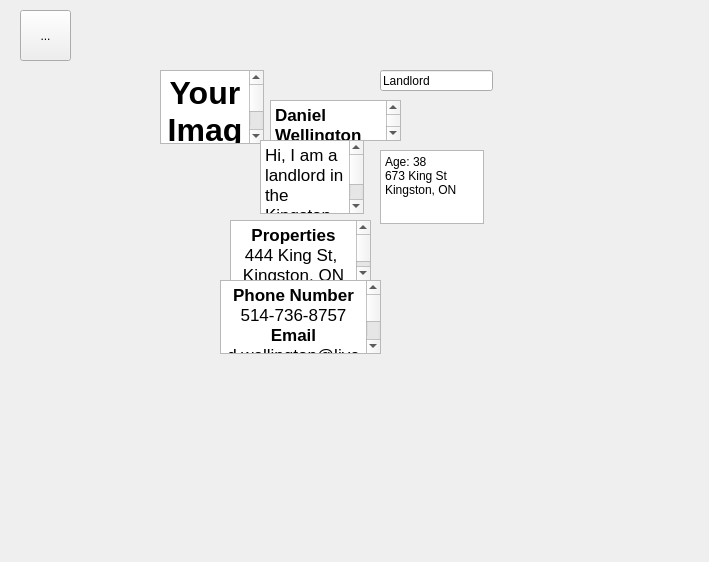
greg-maceachern12/MicroManage, file King_Project/profile.ui: the form before one commit.
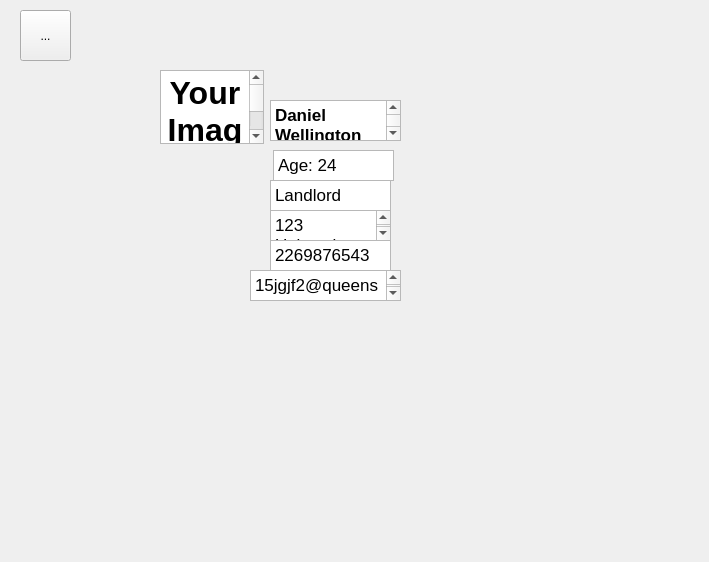
The form after the commit.

```diff
--- a/King_Project/profile.ui
+++ b/King_Project/profile.ui
@@ -13,58 +13,6 @@
   <property name="windowTitle">
    <string>Form</string>
   </property>
-  <widget class="QLineEdit" name="lineEdit">
-   <property name="geometry">
-    <rect>
-     <x>380</x>
-     <y>70</y>
-     <width>113</width>
-     <height>21</height>
-    </rect>
-   </property>
-   <property name="text">
-    <string>Landlord</string>
-   </property>
-  </widget>
-  <widget class="QPlainTextEdit" name="plainTextEdit_2">
-   <property name="geometry">
-    <rect>
-     <x>380</x>
-     <y>150</y>
-     <width>104</width>
-     <height>74</height>
-    </rect>
-   </property>
-   <property name="plainText">
-    <string>Age: 38
-673 King St
-Kingston, ON</string>
-   </property>
-  </widget>
-  <widget class="QTextEdit" name="textEdit_3">
-   <property name="geometry">
-    <rect>
-     <x>220</x>
-     <y>280</y>
-     <width>161</width>
-     <height>74</height>
-    </rect>
-   </property>
-   <property name="autoFillBackground">
-    <bool>false</bool>
-   </property>
-   <property name="html">
-    <string>&lt;!DOCTYPE HTML PUBLIC &quot;-//W3C//DTD HTML 4.0//EN&quot; &quot;http://www.w3.org/TR/REC-html40/strict.dtd&quot;&gt;
-&lt;html&gt;&lt;head&gt;&lt;meta name=&quot;qrichtext&quot; content=&quot;1&quot; /&gt;&lt;style type=&quot;text/css&quot;&gt;
-p, li { white-space: pre-wrap; }
-&lt;/style&gt;&lt;/head&gt;&lt;body style=&quot; font-family:'.SF NS Text'; font-size:13pt; font-weight:400; font-style:normal;&quot;&gt;
-&lt;p align=&quot;center&quot; style=&quot; margin-top:0px; margin-bottom:0px; margin-left:0px; margin-right:0px; -qt-block-indent:0; text-indent:0px;&quot;&gt;&lt;span style=&quot; font-weight:600;&quot;&gt;Phone Number&lt;/span&gt;&lt;/p&gt;
-&lt;p align=&quot;center&quot; style=&quot; margin-top:0px; margin-bottom:0px; margin-left:0px; margin-right:0px; -qt-block-indent:0; text-indent:0px;&quot;&gt;514-736-8757&lt;/p&gt;
-&lt;p align=&quot;center&quot; style=&quot; margin-top:0px; margin-bottom:0px; margin-left:0px; margin-right:0px; -qt-block-indent:0; text-indent:0px;&quot;&gt;&lt;span style=&quot; font-weight:600;&quot;&gt;Email&lt;/span&gt;&lt;/p&gt;
-&lt;p align=&quot;center&quot; style=&quot; margin-top:0px; margin-bottom:0px; margin-left:0px; margin-right:0px; -qt-block-indent:0; text-indent:0px;&quot;&gt;d.wellington@live.com&lt;/p&gt;
-&lt;p style=&quot;-qt-paragraph-type:empty; margin-top:0px; margin-bottom:0px; margin-left:0px; margin-right:0px; -qt-block-indent:0; text-indent:0px; font-weight:600;&quot;&gt;&lt;br /&gt;&lt;/p&gt;&lt;/body&gt;&lt;/html&gt;</string>
-   </property>
-  </widget>
   <widget class="QTextEdit" name="textEdit_4">
    <property name="geometry">
     <rect>
@@ -82,26 +30,7 @@
 &lt;p align=&quot;center&quot; style=&quot; margin-top:0px; margin-bottom:0px; margin-left:0px; margin-right:0px; -qt-block-indent:0; text-indent:0px;&quot;&gt;&lt;span style=&quot; font-size:24pt; font-weight:600;&quot;&gt;Your Image&lt;/span&gt;&lt;/p&gt;&lt;/body&gt;&lt;/html&gt;</string>
    </property>
   </widget>
-  <widget class="QTextEdit" name="textEdit_5">
-   <property name="geometry">
-    <rect>
-     <x>230</x>
-     <y>220</y>
-     <width>141</width>
-     <height>61</height>
-    </rect>
-   </property>
-   <property name="html">
-    <string>&lt;!DOCTYPE HTML PUBLIC &quot;-//W3C//DTD HTML 4.0//EN&quot; &quot;http://www.w3.org/TR/REC-html40/strict.dtd&quot;&gt;
-&lt;html&gt;&lt;head&gt;&lt;meta name=&quot;qrichtext&quot; content=&quot;1&quot; /&gt;&lt;style type=&quot;text/css&quot;&gt;
-p, li { white-space: pre-wrap; }
-&lt;/style&gt;&lt;/head&gt;&lt;body style=&quot; font-family:'.SF NS Text'; font-size:13pt; font-weight:400; font-style:normal;&quot;&gt;
-&lt;p align=&quot;center&quot; style=&quot; margin-top:0px; margin-bottom:0px; margin-left:0px; margin-right:0px; -qt-block-indent:0; text-indent:0px;&quot;&gt;&lt;span style=&quot; font-weight:600;&quot;&gt;Properties&lt;/span&gt;&lt;/p&gt;
-&lt;p align=&quot;center&quot; style=&quot; margin-top:0px; margin-bottom:0px; margin-left:0px; margin-right:0px; -qt-block-indent:0; text-indent:0px;&quot;&gt;444 King St, &lt;/p&gt;
-&lt;p align=&quot;center&quot; style=&quot; margin-top:0px; margin-bottom:0px; margin-left:0px; margin-right:0px; -qt-block-indent:0; text-indent:0px;&quot;&gt;Kingston, ON&lt;/p&gt;&lt;/body&gt;&lt;/html&gt;</string>
-   </property>
-  </widget>
-  <widget class="QTextEdit" name="textEdit">
+  <widget class="QTextEdit" name="txtName">
    <property name="geometry">
     <rect>
      <x>270</x>
@@ -118,23 +47,6 @@
 &lt;p style=&quot; margin-top:0px; margin-bottom:0px; margin-left:0px; margin-right:0px; -qt-block-indent:0; text-indent:0px;&quot;&gt;&lt;span style=&quot; font-weight:600;&quot;&gt;Daniel Wellington&lt;/span&gt;&lt;/p&gt;&lt;/body&gt;&lt;/html&gt;</string>
    </property>
   </widget>
-  <widget class="QTextEdit" name="textEdit_2">
-   <property name="geometry">
-    <rect>
-     <x>260</x>
-     <y>140</y>
-     <width>104</width>
-     <height>74</height>
-    </rect>
-   </property>
-   <property name="html">
-    <string>&lt;!DOCTYPE HTML PUBLIC &quot;-//W3C//DTD HTML 4.0//EN&quot; &quot;http://www.w3.org/TR/REC-html40/strict.dtd&quot;&gt;
-&lt;html&gt;&lt;head&gt;&lt;meta name=&quot;qrichtext&quot; content=&quot;1&quot; /&gt;&lt;style type=&quot;text/css&quot;&gt;
-p, li { white-space: pre-wrap; }
-&lt;/style&gt;&lt;/head&gt;&lt;body style=&quot; font-family:'.SF NS Text'; font-size:13pt; font-weight:400; font-style:normal;&quot;&gt;
-&lt;p style=&quot; margin-top:0px; margin-bottom:0px; margin-left:0px; margin-right:0px; -qt-block-indent:0; text-indent:0px;&quot;&gt;Hi, I am a landlord in the Kingston area.&lt;/p&gt;&lt;/body&gt;&lt;/html&gt;</string>
-   </property>
-  </widget>
   <widget class="QToolButton" name="toolButton">
    <property name="geometry">
     <rect>
@@ -148,6 +60,93 @@
     <string>...</string>
    </property>
   </widget>
+  <widget class="QTextEdit" name="txtAge">
+   <property name="geometry">
+    <rect>
+     <x>273</x>
+     <y>150</y>
+     <width>121</width>
+     <height>31</height>
+    </rect>
+   </property>
+   <property name="html">
+    <string>&lt;!DOCTYPE HTML PUBLIC &quot;-//W3C//DTD HTML 4.0//EN&quot; &quot;http://www.w3.org/TR/REC-html40/strict.dtd&quot;&gt;
+&lt;html&gt;&lt;head&gt;&lt;meta name=&quot;qrichtext&quot; content=&quot;1&quot; /&gt;&lt;style type=&quot;text/css&quot;&gt;
+p, li { white-space: pre-wrap; }
+&lt;/style&gt;&lt;/head&gt;&lt;body style=&quot; font-family:'.SF NS Text'; font-size:13pt; font-weight:400; font-style:normal;&quot;&gt;
+&lt;p style=&quot; margin-top:0px; margin-bottom:0px; margin-left:0px; margin-right:0px; -qt-block-indent:0; text-indent:0px;&quot;&gt;Age: 24&lt;/p&gt;&lt;/body&gt;&lt;/html&gt;</string>
+   </property>
+  </widget>
+  <widget class="QTextEdit" name="txtType">
+   <property name="geometry">
+    <rect>
+     <x>270</x>
+     <y>180</y>
+     <width>121</width>
+     <height>31</height>
+    </rect>
+   </property>
+   <property name="html">
+    <string>&lt;!DOCTYPE HTML PUBLIC &quot;-//W3C//DTD HTML 4.0//EN&quot; &quot;http://www.w3.org/TR/REC-html40/strict.dtd&quot;&gt;
+&lt;html&gt;&lt;head&gt;&lt;meta name=&quot;qrichtext&quot; content=&quot;1&quot; /&gt;&lt;style type=&quot;text/css&quot;&gt;
+p, li { white-space: pre-wrap; }
+&lt;/style&gt;&lt;/head&gt;&lt;body style=&quot; font-family:'.SF NS Text'; font-size:13pt; font-weight:400; font-style:normal;&quot;&gt;
+&lt;p style=&quot; margin-top:0px; margin-bottom:0px; margin-left:0px; margin-right:0px; -qt-block-indent:0; text-indent:0px;&quot;&gt;Landlord&lt;/p&gt;&lt;/body&gt;&lt;/html&gt;</string>
+   </property>
+  </widget>
+  <widget class="QTextEdit" name="txtAddress">
+   <property name="geometry">
+    <rect>
+     <x>270</x>
+     <y>210</y>
+     <width>121</width>
+     <height>31</height>
+    </rect>
+   </property>
+   <property name="html">
+    <string>&lt;!DOCTYPE HTML PUBLIC &quot;-//W3C//DTD HTML 4.0//EN&quot; &quot;http://www.w3.org/TR/REC-html40/strict.dtd&quot;&gt;
+&lt;html&gt;&lt;head&gt;&lt;meta name=&quot;qrichtext&quot; content=&quot;1&quot; /&gt;&lt;style type=&quot;text/css&quot;&gt;
+p, li { white-space: pre-wrap; }
+&lt;/style&gt;&lt;/head&gt;&lt;body style=&quot; font-family:'.SF NS Text'; font-size:13pt; font-weight:400; font-style:normal;&quot;&gt;
+&lt;p style=&quot; margin-top:0px; margin-bottom:0px; margin-left:0px; margin-right:0px; -qt-block-indent:0; text-indent:0px;&quot;&gt;123 University&lt;/p&gt;
+&lt;p style=&quot;-qt-paragraph-type:empty; margin-top:0px; margin-bottom:0px; margin-left:0px; margin-right:0px; -qt-block-indent:0; text-indent:0px;&quot;&gt;&lt;br /&gt;&lt;/p&gt;&lt;/body&gt;&lt;/html&gt;</string>
+   </property>
+  </widget>
+  <widget class="QTextEdit" name="txtPhone">
+   <property name="geometry">
+    <rect>
+     <x>270</x>
+     <y>240</y>
+     <width>121</width>
+     <height>31</height>
+    </rect>
+   </property>
+   <property name="html">
+    <string>&lt;!DOCTYPE HTML PUBLIC &quot;-//W3C//DTD HTML 4.0//EN&quot; &quot;http://www.w3.org/TR/REC-html40/strict.dtd&quot;&gt;
+&lt;html&gt;&lt;head&gt;&lt;meta name=&quot;qrichtext&quot; content=&quot;1&quot; /&gt;&lt;style type=&quot;text/css&quot;&gt;
+p, li { white-space: pre-wrap; }
+&lt;/style&gt;&lt;/head&gt;&lt;body style=&quot; font-family:'.SF NS Text'; font-size:13pt; font-weight:400; font-style:normal;&quot;&gt;
+&lt;p style=&quot; margin-top:0px; margin-bottom:0px; margin-left:0px; margin-right:0px; -qt-block-indent:0; text-indent:0px;&quot;&gt;2269876543&lt;/p&gt;&lt;/body&gt;&lt;/html&gt;</string>
+   </property>
+  </widget>
+  <widget class="QTextEdit" name="txtEmail">
+   <property name="geometry">
+    <rect>
+     <x>250</x>
+     <y>270</y>
+     <width>151</width>
+     <height>31</height>
+    </rect>
+   </property>
+   <property name="html">
+    <string>&lt;!DOCTYPE HTML PUBLIC &quot;-//W3C//DTD HTML 4.0//EN&quot; &quot;http://www.w3.org/TR/REC-html40/strict.dtd&quot;&gt;
+&lt;html&gt;&lt;head&gt;&lt;meta name=&quot;qrichtext&quot; content=&quot;1&quot; /&gt;&lt;style type=&quot;text/css&quot;&gt;
+p, li { white-space: pre-wrap; }
+&lt;/style&gt;&lt;/head&gt;&lt;body style=&quot; font-family:'.SF NS Text'; font-size:13pt; font-weight:400; font-style:normal;&quot;&gt;
+&lt;p style=&quot; margin-top:0px; margin-bottom:0px; margin-left:0px; margin-right:0px; -qt-block-indent:0; text-indent:0px;&quot;&gt;15jgjf2@queensu.ca&lt;/p&gt;
+&lt;p style=&quot;-qt-paragraph-type:empty; margin-top:0px; margin-bottom:0px; margin-left:0px; margin-right:0px; -qt-block-indent:0; text-indent:0px;&quot;&gt;&lt;br /&gt;&lt;/p&gt;&lt;/body&gt;&lt;/html&gt;</string>
+   </property>
+  </widget>
  </widget>
  <resources/>
  <connections/>
```
